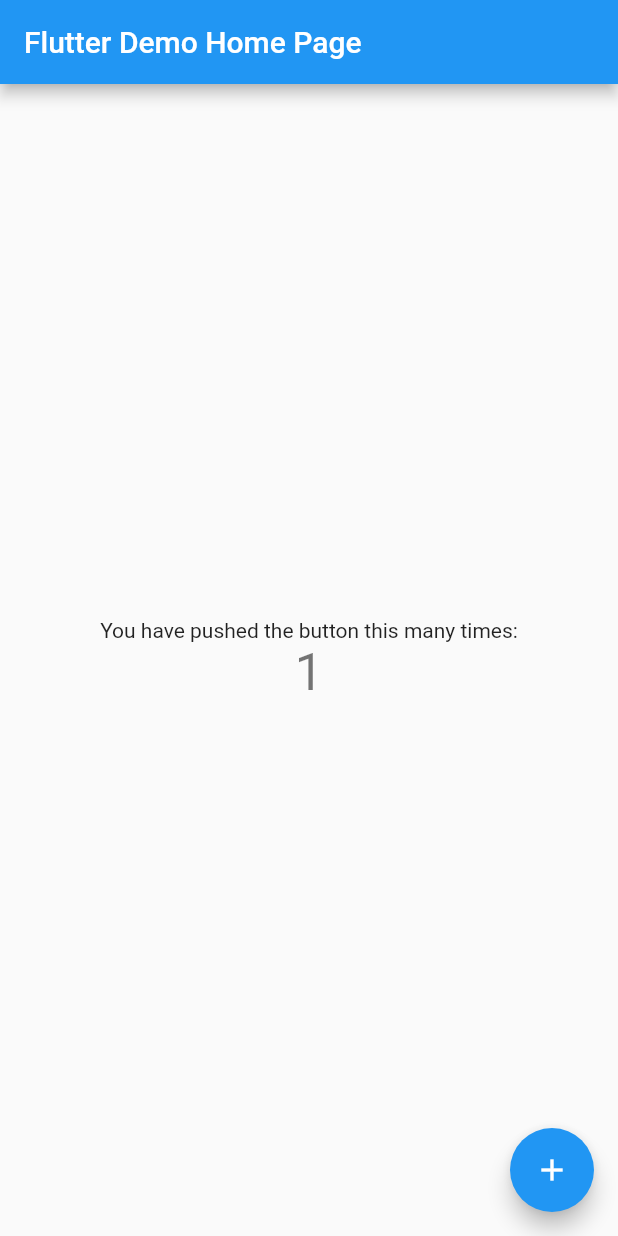
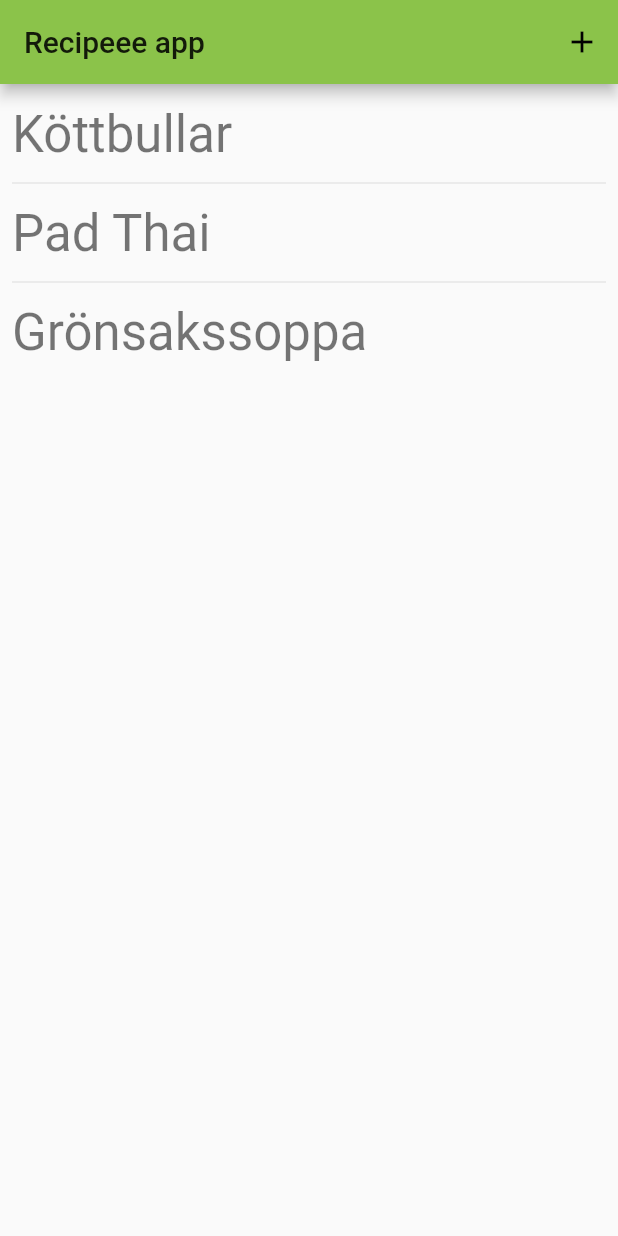
Before and after one commit to TobiasTovedal/recipe_app, a Flutter app: the screen it shows after launch, after a tap on the "add" icon, on a phone screen of 412 x 824 dp. Run offline on Flutter 3.47's test engine with Material 2 defaults, Android fonts, the phone set to English and light mode, and no system bars.

Commit message:
Copied old project to new

```diff
--- a/lib/main.dart
+++ b/lib/main.dart
@@ -1,117 +1,26 @@
 import 'package:flutter/material.dart';
+import 'package:recipe_app/mainPage.dart';
+import 'package:recipe_app/recipePage.dart';
 
 void main() {
-  runApp(MyApp());
+  runApp(Root());
 }
 
-class MyApp extends StatelessWidget {
+class Root extends StatelessWidget {
   // This widget is the root of your application.
   @override
   Widget build(BuildContext context) {
     return MaterialApp(
       title: 'Flutter Demo',
       theme: ThemeData(
-        // This is the theme of your application.
-        //
-        // Try running your application with "flutter run". You'll see the
-        // application has a blue toolbar. Then, without quitting the app, try
-        // changing the primarySwatch below to Colors.green and then invoke
-        // "hot reload" (press "r" in the console where you ran "flutter run",
-        // or simply save your changes to "hot reload" in a Flutter IDE).
-        // Notice that the counter didn't reset back to zero; the application
-        // is not restarted.
-        primarySwatch: Colors.blue,
-        // This makes the visual density adapt to the platform that you run
-        // the app on. For desktop platforms, the controls will be smaller and
-        // closer together (more dense) than on mobile platforms.
+        primarySwatch: Colors.lightGreen,
         visualDensity: VisualDensity.adaptivePlatformDensity,
       ),
-      home: MyHomePage(title: 'Flutter Demo Home Page'),
+      initialRoute: '/',
+      routes: {
+        '/': (context) => MainPage(),
+        '/recipePage': (context) => RecipePage(),
+      },
     );
   }
 }
-
-class MyHomePage extends StatefulWidget {
-  MyHomePage({Key key, this.title}) : super(key: key);
-
-  // This widget is the home page of your application. It is stateful, meaning
-  // that it has a State object (defined below) that contains fields that affect
-  // how it looks.
-
-  // This class is the configuration for the state. It holds the values (in this
-  // case the title) provided by the parent (in this case the App widget) and
-  // used by the build method of the State. Fields in a Widget subclass are
-  // always marked "final".
-
-  final String title;
-
-  @override
-  _MyHomePageState createState() => _MyHomePageState();
-}
-
-class _MyHomePageState extends State<MyHomePage> {
-  int _counter = 0;
-
-  void _incrementCounter() {
-    setState(() {
-      // This call to setState tells the Flutter framework that something has
-      // changed in this State, which causes it to rerun the build method below
-      // so that the display can reflect the updated values. If we changed
-      // _counter without calling setState(), then the build method would not be
-      // called again, and so nothing would appear to happen.
-      _counter++;
-    });
-  }
-
-  @override
-  Widget build(BuildContext context) {
-    // This method is rerun every time setState is called, for instance as done
-    // by the _incrementCounter method above.
-    //
-    // The Flutter framework has been optimized to make rerunning build methods
-    // fast, so that you can just rebuild anything that needs updating rather
-    // than having to individually change instances of widgets.
-    return Scaffold(
-      appBar: AppBar(
-        // Here we take the value from the MyHomePage object that was created by
-        // the App.build method, and use it to set our appbar title.
-        title: Text(widget.title),
-      ),
-      body: Center(
-        // Center is a layout widget. It takes a single child and positions it
-        // in the middle of the parent.
-        child: Column(
-          // Column is also a layout widget. It takes a list of children and
-          // arranges them vertically. By default, it sizes itself to fit its
-          // children horizontally, and tries to be as tall as its parent.
-          //
-          // Invoke "debug painting" (press "p" in the console, choose the
-          // "Toggle Debug Paint" action from the Flutter Inspector in Android
-          // Studio, or the "Toggle Debug Paint" command in Visual Studio Code)
-          // to see the wireframe for each widget.
-          //
-          // Column has various properties to control how it sizes itself and
-          // how it positions its children. Here we use mainAxisAlignment to
-          // center the children vertically; the main axis here is the vertical
-          // axis because Columns are vertical (the cross axis would be
-          // horizontal).
-          mainAxisAlignment: MainAxisAlignment.center,
-          children: <Widget>[
-            Text(
-              'You have pushed the button this many times:',
-            ),
-            Text(
-              '$_counter',
-              style: Theme.of(context).textTheme.headline4,
-            ),
-          ],
-        ),
-      ),
-      floatingActionButton: FloatingActionButton(
-        onPressed: _incrementCounter,
-        tooltip: 'Increment',
-        child: Icon(Icons.add),
-      ), // This trailing comma makes auto-formatting nicer for build methods.
-    );
-  }
-}
--- /dev/null
+++ b/lib/mainPage.dart
@@ -0,0 +1,50 @@
+import 'package:flutter/material.dart';
+import 'package:recipe_app/recipePage.dart';
+
+class MainPage extends StatelessWidget {
+  final List entries = [
+    'Köttbullar',
+    'Pad Thai',
+    'Grönsakssoppa',
+  ];
+
+  @override
+  Widget build(BuildContext context) {
+    Widget recipeList = ListView.separated(
+        padding: EdgeInsets.all(8),
+        itemBuilder: (BuildContext context, int index) {
+          return InkWell(
+            onTap: () {
+              Navigator.push(context,
+                  MaterialPageRoute(builder: (context) => RecipePage()));
+            },
+            child: Container(
+              height: 50,
+              child: Align(
+                alignment: Alignment.centerLeft,
+                child: Text(
+                  '${entries[index]}',
+                  style: Theme.of(context).textTheme.headline4,
+                ),
+              ),
+            ),
+          );
+        },
+        separatorBuilder: (BuildContext context, int index) => const Divider(),
+        itemCount: entries.length);
+
+    Widget myScaffold = Scaffold(
+        appBar: AppBar(
+          title: Text('Recipeee app'),
+          actions: [
+            IconButton(
+              icon: Icon(Icons.add),
+              onPressed: () {},
+            )
+          ],
+        ),
+        body: recipeList);
+
+    return myScaffold;
+  }
+}
--- a/pubspec.yaml
+++ b/pubspec.yaml
@@ -48,6 +48,8 @@ flutter:
   # assets:
   #   - images/a_dot_burr.jpeg
   #   - images/a_dot_ham.jpeg
+  assets:
+    - images/louis-hansel-shotsoflouis-mVZ_gjm_TOk-unsplash.jpg
 
   # An image asset can refer to one or more resolution-specific "variants", see
   # https://flutter.dev/assets-and-images/#resolution-aware.
```
Also changed, not shown: lib/recipePage.dart (added, +64 -0 lines), images/louis-hansel-shotsoflouis-mVZ_gjm_TOk-unsplash.jpg (added).
